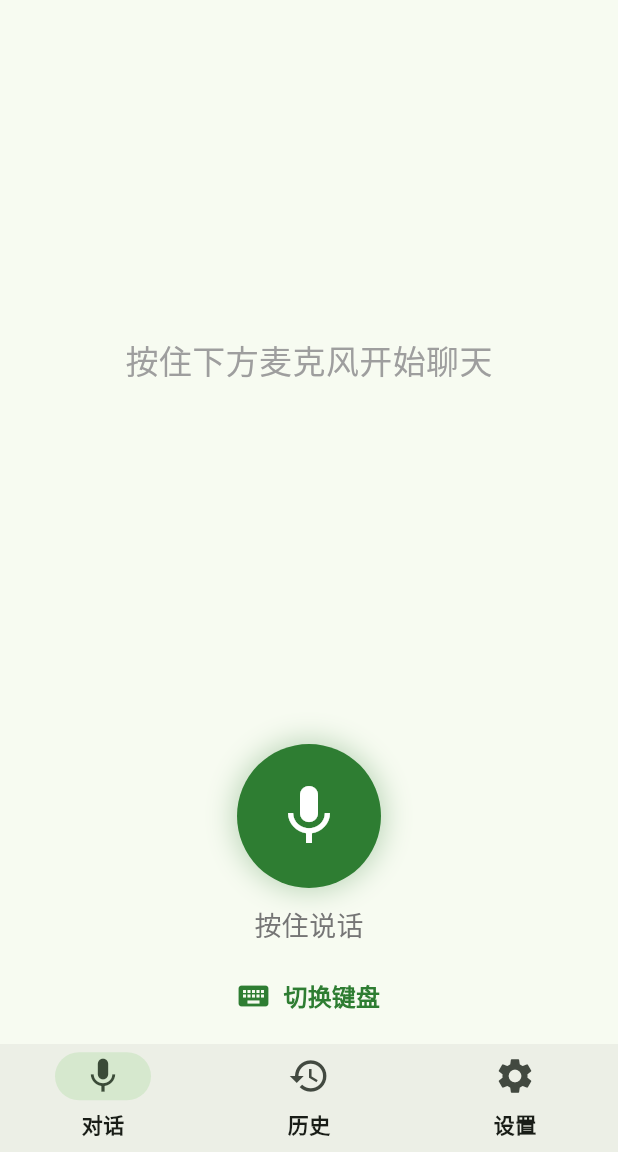
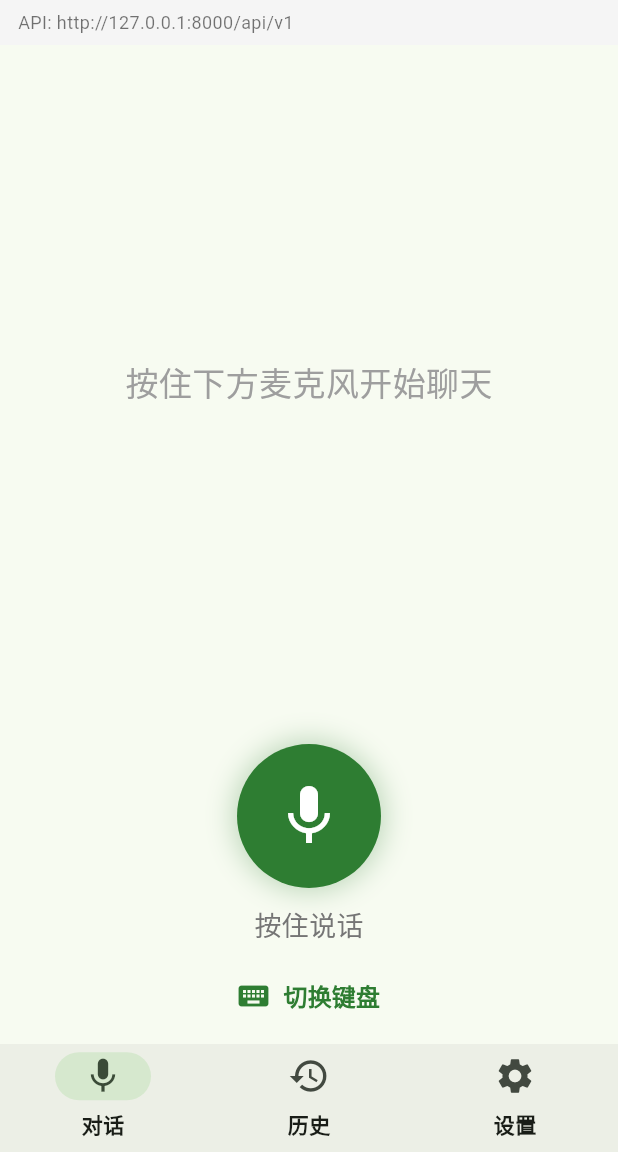
Before and after one commit to magicman1324/Wuwei-AI, a Flutter app: the screen it shows after launch, on a phone screen of 412 x 824 dp, the part 84-1236 px from its top. Run offline on Flutter 3.47's test engine with Material 3 defaults, Android fonts, the phone set to English and light mode, and no system bars; our stand-ins replace dio, flutter_riverpod, go_router, shared_preferences.

Commit message:
fix(flutter): 绕过 Windows 系统代理 + 文件日志 + UI 显示完整错误
根本问题：Dart HttpClient 在 Windows 上默认走 WinHTTP 代理，
而 PowerShell curl 默认绕过 localhost。当系统代理有问题时，
curl 正常但 Flutter 返回 502。

修复：
1. IOHttpClientAdapter.createHttpClient 强制 findProxy 返回 DIRECT
2. 请求/响应写入 dio_debug.log (Flutter 调试通道失败时也能看到)
3. 顶部显示当前 API URL + 错误可选中复制
4. badCertificateCallback 接受任何证书

https://claude.ai/code/session_017xVS44HZDujP3p8vjALPpG

```diff
--- a/clients/flutter_app/lib/features/chat/chat_page.dart
+++ b/clients/flutter_app/lib/features/chat/chat_page.dart
@@ -129,16 +129,26 @@ class _ChatPageState extends ConsumerState<ChatPage> {
       ),
       body: Column(
         children: [
+          // Debug info
+          Container(
+            width: double.infinity,
+            color: Colors.grey[100],
+            padding: const EdgeInsets.symmetric(horizontal: 12, vertical: 4),
+            child: Text(
+              'API: ${ApiConstants.baseUrl}',
+              style: const TextStyle(fontSize: 12, color: Colors.black54),
+            ),
+          ),
+
           // Error banner
           if (chat.error != null)
             Container(
               width: double.infinity,
               color: Colors.red[50],
               padding: const EdgeInsets.all(12),
-              child: Text(
+              child: SelectableText(
                 chat.error!,
-                style: const TextStyle(fontSize: 18, color: Colors.red),
-                textAlign: TextAlign.center,
+                style: const TextStyle(fontSize: 14, color: Colors.red),
               ),
             ),
 
--- a/clients/flutter_app/lib/features/chat/chat_provider.dart
+++ b/clients/flutter_app/lib/features/chat/chat_provider.dart
@@ -100,12 +100,9 @@ class ChatNotifier extends Notifier<ChatState> {
         isProcessing: false,
       );
     } on DioException catch (e) {
-      final detail = e.response?.data is Map
-          ? e.response!.data['detail'] ?? e.message
-          : e.message;
       state = state.copyWith(
         isProcessing: false,
-        error: '发送失败: $detail',
+        error: '发送失败:\n${formatDioError(e)}',
       );
     } catch (e) {
       state = state.copyWith(
```
Also changed, not shown: clients/flutter_app/lib/core/api/api_client.dart (+83 -6 lines).
